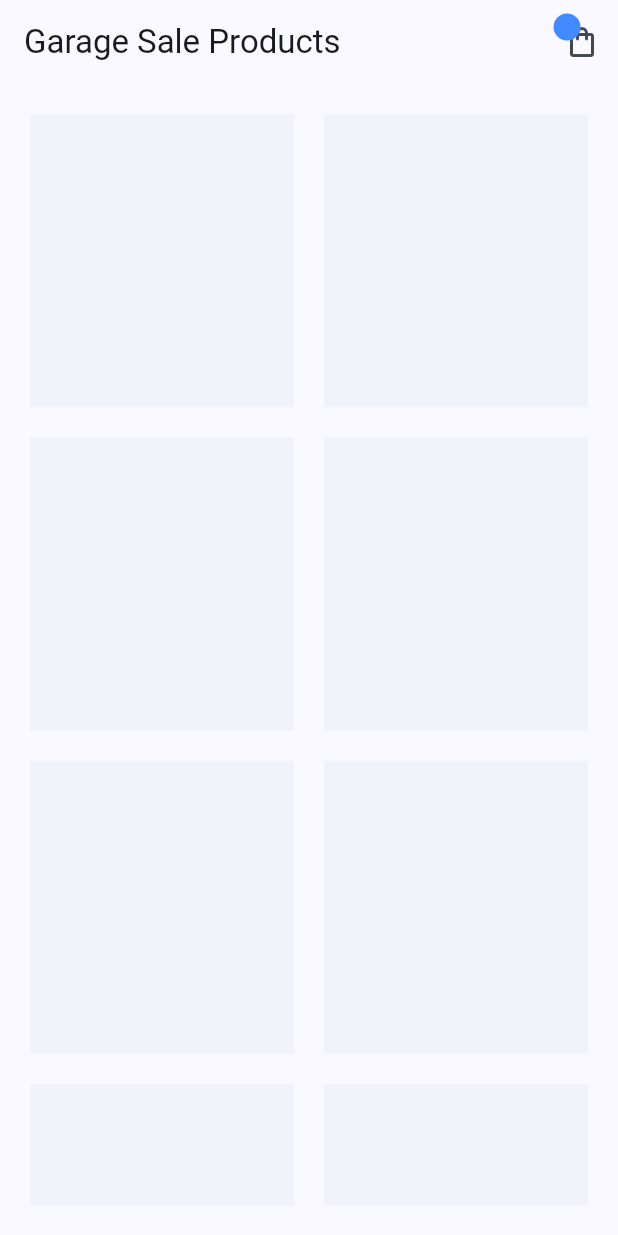
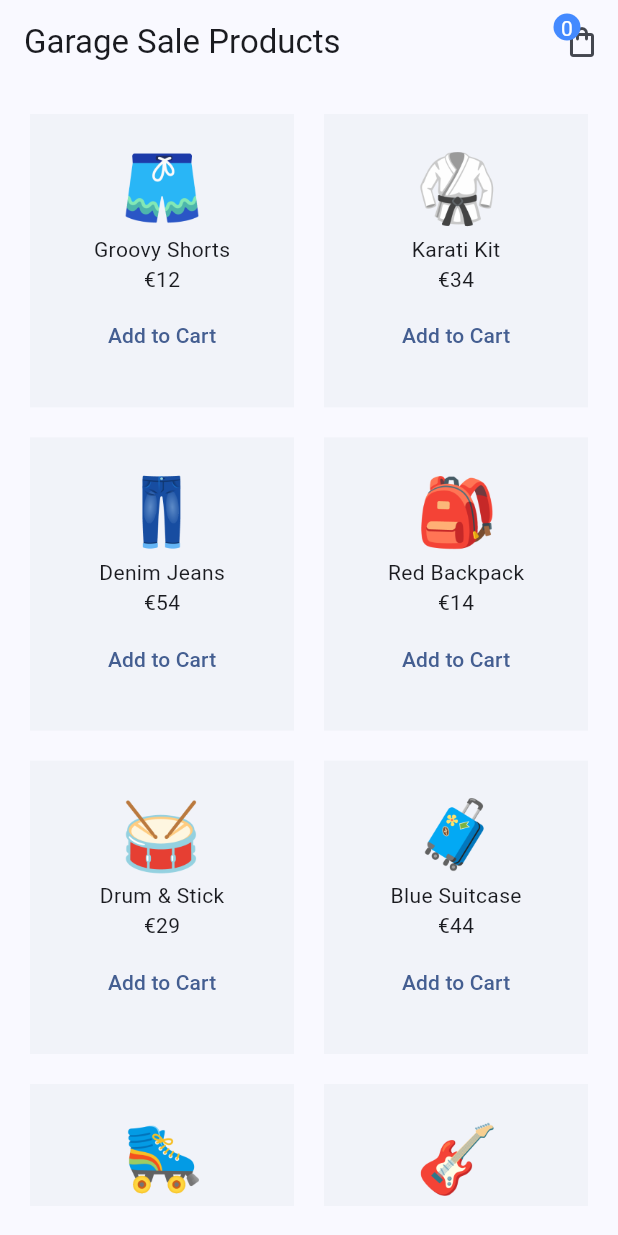
Before and after one commit to ayethantthantthaw2/riverpod-lessons, a Flutter app: the screen it shows after launch, on a phone screen of 412 x 824 dp. Run offline on Flutter 3.47's test engine with Material 3 defaults, Android fonts, the phone set to English and light mode, and no system bars; our stand-ins replace flutter_riverpod, riverpod_annotation; generated files the repository leaves out were written again.

Commit message:
complete project

```diff
--- a/lib/main.dart
+++ b/lib/main.dart
@@ -1,8 +1,9 @@
 import 'package:flutter/material.dart';
+import 'package:flutter_riverpod/flutter_riverpod.dart';
 import 'package:riverpod_lessons/screens/home/home_screen.dart';
 
 void main() {
-  runApp(const MyApp());
+  runApp(const ProviderScope(child: MyApp()));
 }
 
 class MyApp extends StatelessWidget {
--- /dev/null
+++ b/lib/providers/product_provider.dart
@@ -0,0 +1,59 @@
+import '../models/product.dart';
+import 'package:riverpod_annotation/riverpod_annotation.dart';
+
+part 'product_provider.g.dart';
+
+const List<Product> allProducts = [
+  Product(
+      id: '1',
+      title: 'Groovy Shorts',
+      price: 12,
+      image: 'assets/products/shorts.png'),
+  Product(
+      id: '2',
+      title: 'Karati Kit',
+      price: 34,
+      image: 'assets/products/karati.png'),
+  Product(
+      id: '3',
+      title: 'Denim Jeans',
+      price: 54,
+      image: 'assets/products/jeans.png'),
+  Product(
+      id: '4',
+      title: 'Red Backpack',
+      price: 14,
+      image: 'assets/products/backpack.png'),
+  Product(
+      id: '5',
+      title: 'Drum & Stick',
+      price: 29,
+      image: 'assets/products/drum.png'),
+  Product(
+      id: '6',
+      title: 'Blue Suitcase',
+      price: 44,
+      image: 'assets/products/suitcase.png'),
+  Product(
+      id: '7',
+      title: 'Roller Skates',
+      price: 52,
+      image: 'assets/products/skates.png'),
+  Product(
+      id: '8',
+      title: 'Electric Guitar',
+      price: 79,
+      image: 'assets/products/guitar.png'),
+];
+
+// generated providers
+
+@riverpod
+List<Product> product(ref) {
+  return allProducts;
+}
+
+@riverpod
+List<Product> reduceProducts(ref) {
+  return allProducts.where((p) => p.price < 50).toList();
+}
--- a/lib/screens/home/home_screen.dart
+++ b/lib/screens/home/home_screen.dart
@@ -1,12 +1,17 @@
 import 'package:flutter/material.dart';
+import 'package:flutter_riverpod/flutter_riverpod.dart';
+import 'package:riverpod_lessons/providers/product_provider.dart';
 
+import '../../providers/cart_provider.dart';
 import '../../shared/cart_icon.dart';
 
-class HomeScreen extends StatelessWidget {
+class HomeScreen extends ConsumerWidget {
   const HomeScreen({super.key});
 
   @override
-  Widget build(BuildContext context) {
+  Widget build(BuildContext context, WidgetRef ref) {
+    final allProducts = ref.watch(productProvider);
+    final cartProducts = ref.watch(cartNotifierProvider);
     return Scaffold(
       appBar: AppBar(
         title: const Text('Garage Sale Products'),
@@ -15,7 +20,7 @@ class HomeScreen extends StatelessWidget {
       body: Padding(
         padding: const EdgeInsets.all(20),
         child: GridView.builder(
-          itemCount: 8,
+          itemCount: allProducts.length,
           gridDelegate: const SliverGridDelegateWithFixedCrossAxisCount(
             crossAxisCount: 2,
             mainAxisSpacing: 20,
@@ -26,6 +31,39 @@ class HomeScreen extends StatelessWidget {
             return Container(
               padding: const EdgeInsets.all(20),
               color: Colors.blueGrey.withOpacity(0.05),
+              child: Column(
+                children: [
+                  Image.asset(
+                    allProducts[index].image,
+                    width: 60,
+                    height: 60,
+                  ),
+                  Text(allProducts[index].title),
+                  Text('€${allProducts[index].price}'),
+                  if (cartProducts.contains(allProducts[index]))
+                    Expanded(
+                      child: TextButton(
+                        onPressed: () {
+                          ref
+                              .read(cartNotifierProvider.notifier)
+                              .removeProduct(allProducts[index]);
+                        },
+                        child: const Text('Remove'),
+                      ),
+                    ),
+                  if (!cartProducts.contains(allProducts[index]))
+                    Expanded(
+                      child: TextButton(
+                        onPressed: () {
+                          ref
+                              .read(cartNotifierProvider.notifier)
+                              .addProduct(allProducts[index]);
+                        },
+                        child: const Text('Add to Cart'),
+                      ),
+                    )
+                ],
+              ),
             );
           },
         ),
--- a/lib/shared/cart_icon.dart
+++ b/lib/shared/cart_icon.dart
@@ -1,11 +1,14 @@
 import 'package:flutter/material.dart';
+import 'package:flutter_riverpod/flutter_riverpod.dart';
+import 'package:riverpod_lessons/providers/cart_provider.dart';
 import '../screens/cart/cart_screen.dart';
 
-class CartIcon extends StatelessWidget {
+class CartIcon extends ConsumerWidget {
   const CartIcon({super.key});
 
   @override
-  Widget build(BuildContext context) {
+  Widget build(BuildContext context, WidgetRef ref) {
+    final count = ref.watch(cartNotifierProvider).length;
     return Stack(
       children: [
         IconButton(
@@ -27,6 +30,10 @@ class CartIcon extends StatelessWidget {
               borderRadius: BorderRadius.circular(10),
               color: Colors.blueAccent,
             ),
+            child: Text(
+              count.toString(),
+              style: const TextStyle(color: Colors.white),
+            ),
           ),
         ),
       ],
```
Also changed, not shown: lib/providers/cart_provider.dart (added, +43 -0 lines), lib/screens/cart/cart_screen.dart (+33 -5 lines), pubspec.yaml (+5 -2 lines), assets/products/backpack.png (added), assets/products/drum.png (added), assets/products/guitar.png (added), assets/products/jeans.png (added), assets/products/karati.png (added), assets/products/shorts.png (added), assets/products/skates.png (added), assets/products/suitcase.png (added), lib/providers/cart_provider.g.dart (added), lib/providers/product_provider.g.dart (added), pubspec.lock, 1 other file.
